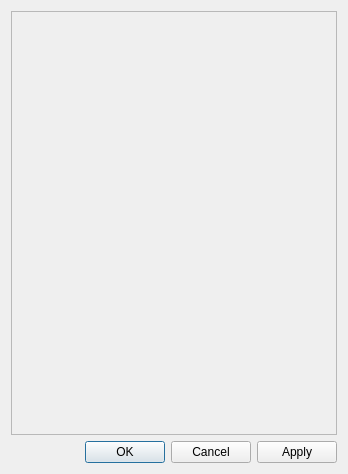
First picture: the form in ui/propertiesdialog.ui, repository minorua/Qgis2threejs, before the edit.
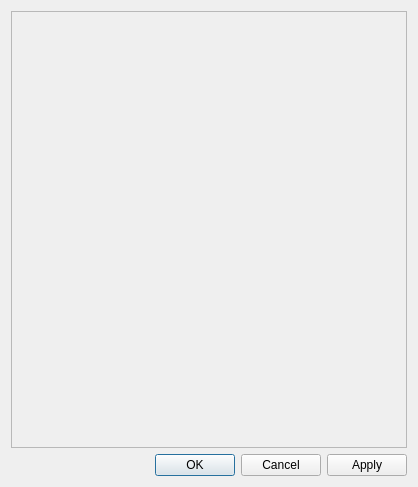
Second picture: the form after the edit.

The edit to the form file:
```diff
--- a/ui/propertiesdialog.ui
+++ b/ui/propertiesdialog.ui
@@ -6,8 +6,8 @@
    <rect>
     <x>0</x>
     <y>0</y>
-    <width>348</width>
-    <height>474</height>
+    <width>418</width>
+    <height>487</height>
    </rect>
   </property>
   <property name="windowTitle">
@@ -24,8 +24,8 @@
        <rect>
         <x>0</x>
         <y>0</y>
-        <width>328</width>
-        <height>425</height>
+        <width>398</width>
+        <height>438</height>
        </rect>
       </property>
      </widget>
```
